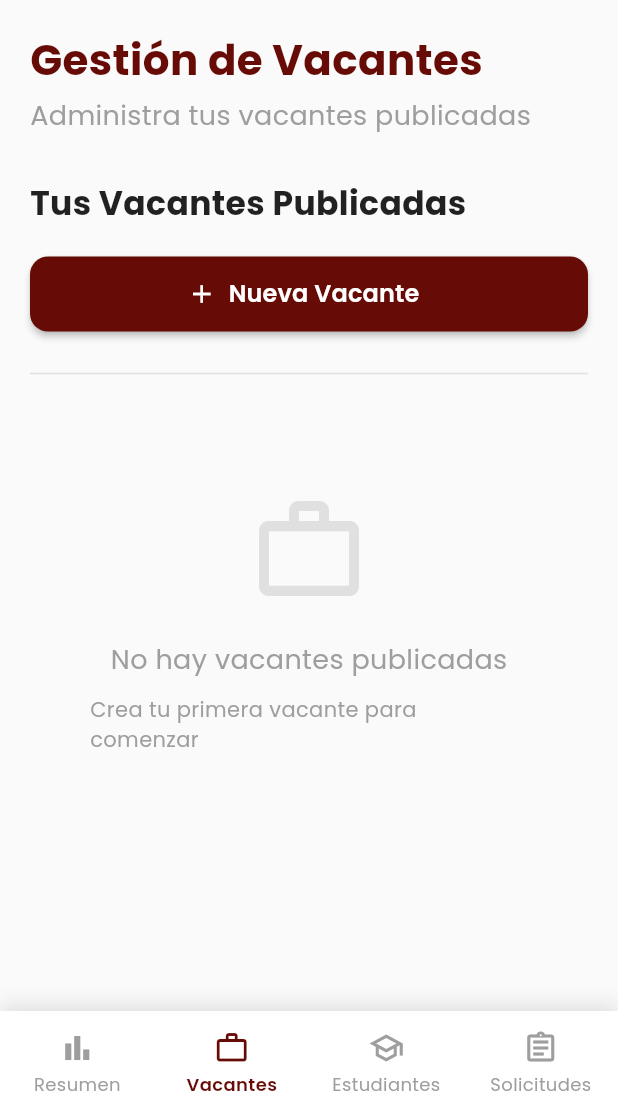
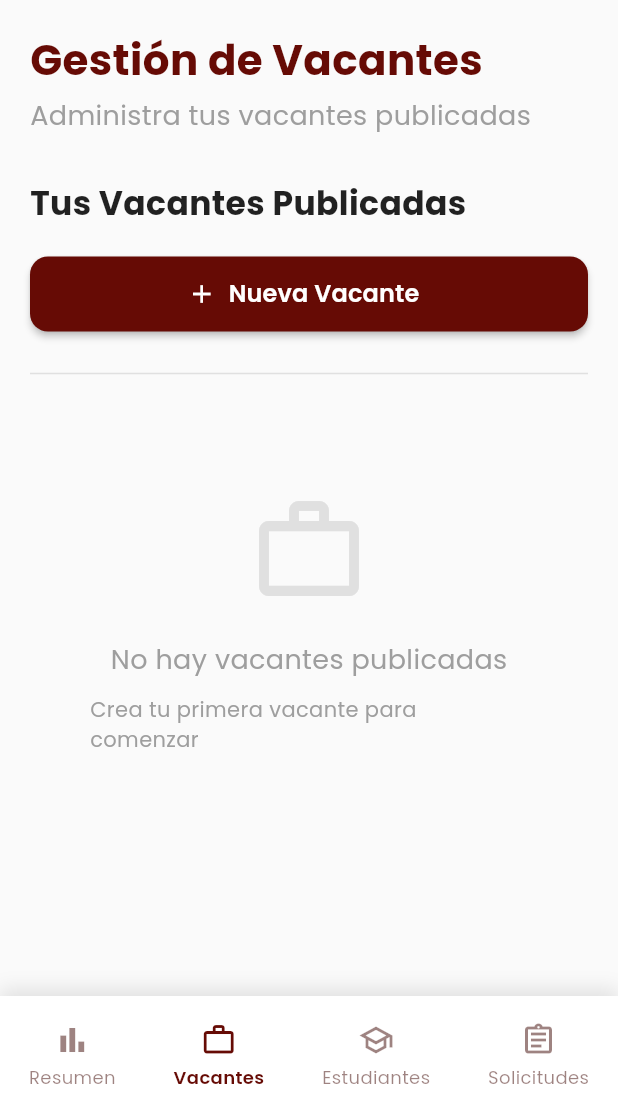
Before and after one commit to DiegoAragon13/SIRS, a Flutter app: the GestionVacantesScreen screen opened directly, on a phone screen of 412 x 824 dp, the part 120-1236 px from its top. Run offline on Flutter 3.47's test engine with Material 3 defaults, Android fonts, the light colour scheme and no system bars; our stand-ins replace cloud_firestore, file_picker, firebase_auth, firebase_core, flutter_gemini, google_fonts; accounts and stored records are empty.

Commit message:
Moves GestionVacantesScreen to its own directory
Moves the `GestionVacantesScreen` widget to its own directory to improve project structure and maintainability.

This change also updates the import statement in `PortalEmpresaScreen` to reflect the new location of the widget.

```diff
--- a/lib/widgets/GestionVacantesScreen.dart
+++ b/lib/Pages/screens/GestionVacantesScreen.dart
@@ -1,10 +1,11 @@
 import 'package:flutter/material.dart';
 import 'package:cloud_firestore/cloud_firestore.dart';
 import 'package:sirs/widgets/vacantes_service.dart';
-import '../widgets/CustomHeader.dart';
-import '../widgets/CustomDrawer.dart';
-import 'CrearVacanteDialog.dart';
-import 'DetallesVacanteDialog.dart';
+import '../../widgets/CustomHeader.dart';
+import '../../widgets/CustomDrawer.dart';
+import '../../widgets/CustomBottomNavigation.dart';
+import '../../widgets/CrearVacanteDialog.dart';
+import '../../widgets/DetallesVacanteDialog.dart';
 
 class GestionVacantesScreen extends StatefulWidget {
   const GestionVacantesScreen({Key? key}) : super(key: key);
@@ -174,7 +175,10 @@ class _GestionVacantesScreenState extends State<GestionVacantesScreen> {
           ),
         ],
       ),
-      bottomNavigationBar: _buildBottomNavigation(),
+      bottomNavigationBar: CustomBottomNavigation(
+        currentIndex: _drawerSelectedIndex,
+        onTabSelected: _handleNavigation,
+      ),
     );
   }
 
@@ -450,55 +454,5 @@ class _GestionVacantesScreenState extends State<GestionVacantesScreen> {
     );
   }
 
-  Widget _buildBottomNavigation() {
-    return Container(
-      height: 70,
-      decoration: BoxDecoration(
-        color: Colors.white,
-        boxShadow: [
-          BoxShadow(
-            color: Colors.black.withOpacity(0.1),
-            blurRadius: 10,
-            offset: const Offset(0, -5),
-          ),
-        ],
-      ),
-      child: Row(
-        children: [
-          _buildNavItem(Icons.bar_chart, 'Resumen', 0),
-          _buildNavItem(Icons.work_outline, 'Vacantes', 1),
-          _buildNavItem(Icons.school_outlined, 'Estudiantes', 2),
-          _buildNavItem(Icons.assignment_outlined, 'Solicitudes', 3),
-        ],
-      ),
-    );
-  }
 
-  Widget _buildNavItem(IconData icon, String label, int index) {
-    bool isSelected = _drawerSelectedIndex == index;
-    return Expanded(
-      child: InkWell(
-        onTap: () => _handleNavigation(index),
-        child: Column(
-          mainAxisAlignment: MainAxisAlignment.center,
-          children: [
-            Icon(
-              icon,
-              size: 24,
-              color: isSelected ? const Color(0xFF660B05) : Colors.grey.shade500,
-            ),
-            const SizedBox(height: 4),
-            Text(
-              label,
-              style: TextStyle(
-                fontSize: 12,
-                color: isSelected ? const Color(0xFF660B05) : Colors.grey.shade500,
-                fontWeight: isSelected ? FontWeight.w600 : FontWeight.normal,
-              ),
-            ),
-          ],
-        ),
-      ),
-    );
-  }
 }
--- a/lib/Pages/screens/PortalEmpresaScreen.dart
+++ b/lib/Pages/screens/PortalEmpresaScreen.dart
@@ -3,7 +3,7 @@ import '../../widgets/CustomBottomNavigation.dart';
 import '../../widgets/CustomHeader.dart';
 import '../../widgets/CustomDrawer.dart';
 import '../../widgets/FeaturedStudentsCard.dart';
-import '../../widgets/GestionVacantesScreen.dart';
+import 'GestionVacantesScreen.dart';
 import '../../widgets/QuickActionsCard.dart';
 import '../../widgets/StatsGrid.dart';
 import '../../widgets/WelcomeSection.dart';
```
